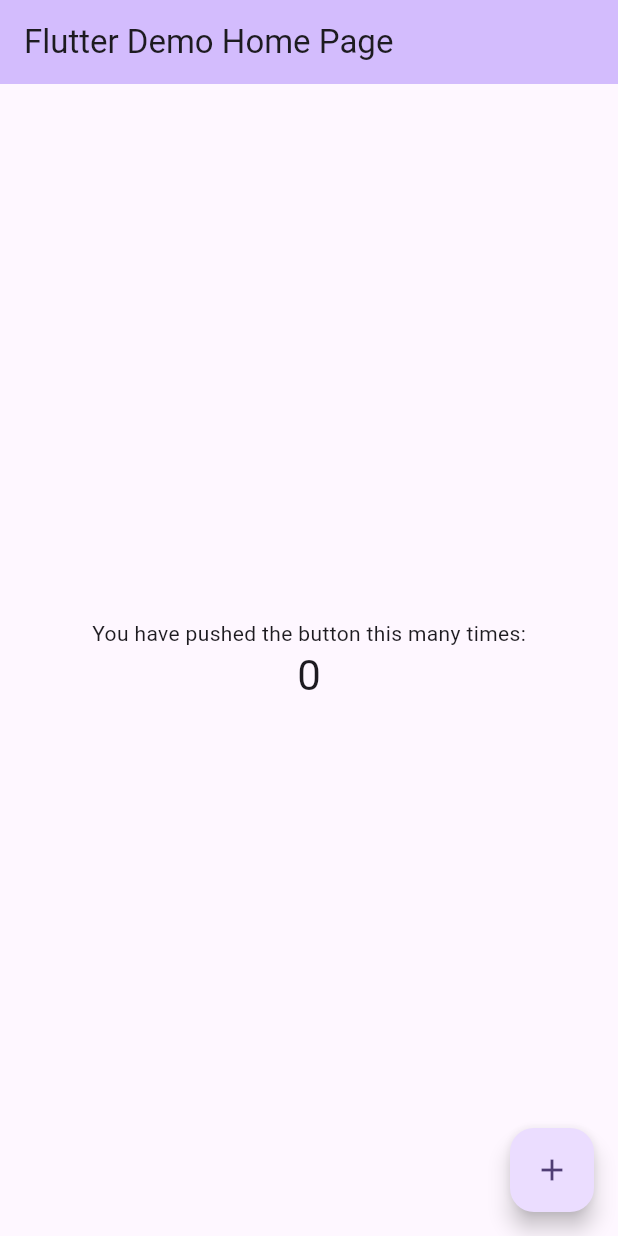
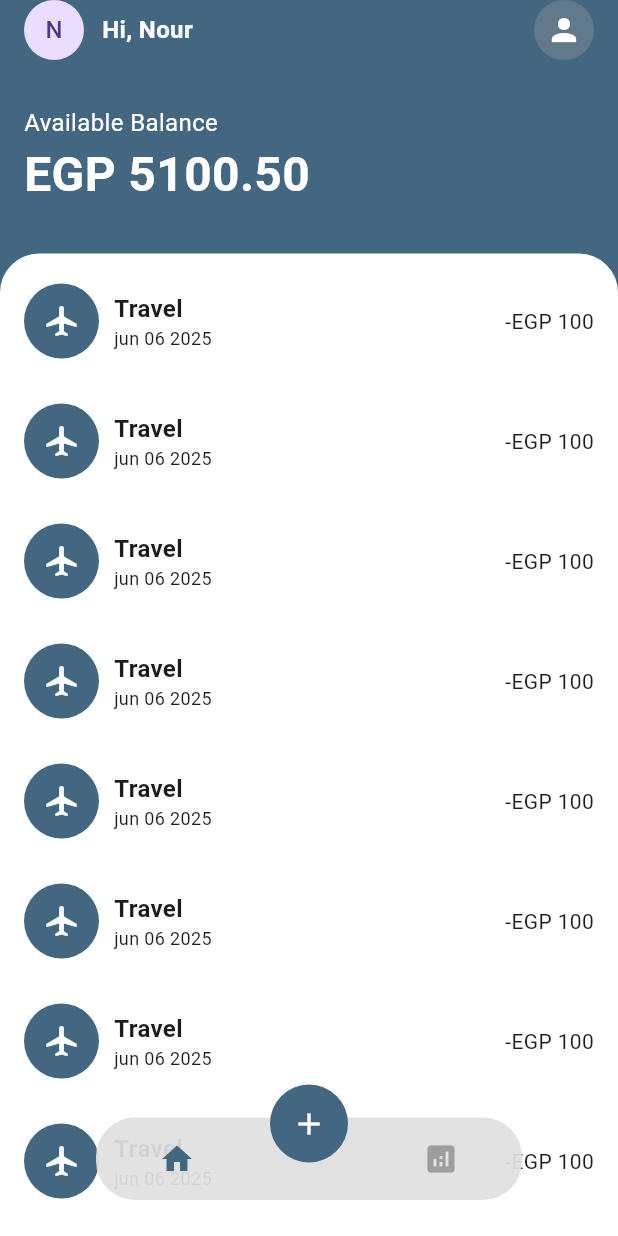
Before and after one commit to NOUR-MOWAFEY/money_flow, a Flutter app: the screen it shows after launch, on a phone screen of 412 x 824 dp. Run offline on Flutter 3.47's test engine with Material 3 defaults, Android fonts, the light colour scheme and no system bars.

Commit message:
build home view ui

```diff
--- /dev/null
+++ b/lib/constants/app_colors.dart
@@ -0,0 +1,7 @@
+import 'package:flutter/material.dart';
+
+class AppColors {
+  static const primaryColor = Color(0xFF446781);
+  static const white = Colors.white;
+  static const grey = Colors.grey;
+}
--- a/lib/main.dart
+++ b/lib/main.dart
@@ -1,122 +1,19 @@
 import 'package:flutter/material.dart';
+import 'package:money_flow/views/home_view.dart';
 
 void main() {
-  runApp(const MyApp());
+  runApp(const MoneyFlowApp());
 }
 
-class MyApp extends StatelessWidget {
-  const MyApp({super.key});
+class MoneyFlowApp extends StatelessWidget {
+  const MoneyFlowApp({super.key});
 
-  // This widget is the root of your application.
   @override
   Widget build(BuildContext context) {
     return MaterialApp(
-      title: 'Flutter Demo',
-      theme: ThemeData(
-        // This is the theme of your application.
-        //
-        // TRY THIS: Try running your application with "flutter run". You'll see
-        // the application has a purple toolbar. Then, without quitting the app,
-        // try changing the seedColor in the colorScheme below to Colors.green
-        // and then invoke "hot reload" (save your changes or press the "hot
-        // reload" button in a Flutter-supported IDE, or press "r" if you used
-        // the command line to start the app).
-        //
-        // Notice that the counter didn't reset back to zero; the application
-        // state is not lost during the reload. To reset the state, use hot
-        // restart instead.
-        //
-        // This works for code too, not just values: Most code changes can be
-        // tested with just a hot reload.
-        colorScheme: .fromSeed(seedColor: Colors.deepPurple),
-      ),
-      home: const MyHomePage(title: 'Flutter Demo Home Page'),
+      debugShowCheckedModeBanner: false,
+      theme: ThemeData(scaffoldBackgroundColor: Colors.white),
+      home: const HomeView(),
     );
   }
 }
-
-class MyHomePage extends StatefulWidget {
-  const MyHomePage({super.key, required this.title});
-
-  // This widget is the home page of your application. It is stateful, meaning
-  // that it has a State object (defined below) that contains fields that affect
-  // how it looks.
-
-  // This class is the configuration for the state. It holds the values (in this
-  // case the title) provided by the parent (in this case the App widget) and
-  // used by the build method of the State. Fields in a Widget subclass are
-  // always marked "final".
-
-  final String title;
-
-  @override
-  State<MyHomePage> createState() => _MyHomePageState();
-}
-
-class _MyHomePageState extends State<MyHomePage> {
-  int _counter = 0;
-
-  void _incrementCounter() {
-    setState(() {
-      // This call to setState tells the Flutter framework that something has
-      // changed in this State, which causes it to rerun the build method below
-      // so that the display can reflect the updated values. If we changed
-      // _counter without calling setState(), then the build method would not be
-      // called again, and so nothing would appear to happen.
-      _counter++;
-    });
-  }
-
-  @override
-  Widget build(BuildContext context) {
-    // This method is rerun every time setState is called, for instance as done
-    // by the _incrementCounter method above.
-    //
-    // The Flutter framework has been optimized to make rerunning build methods
-    // fast, so that you can just rebuild anything that needs updating rather
-    // than having to individually change instances of widgets.
-    return Scaffold(
-      appBar: AppBar(
-        // TRY THIS: Try changing the color here to a specific color (to
-        // Colors.amber, perhaps?) and trigger a hot reload to see the AppBar
-        // change color while the other colors stay the same.
-        backgroundColor: Theme.of(context).colorScheme.inversePrimary,
-        // Here we take the value from the MyHomePage object that was created by
-        // the App.build method, and use it to set our appbar title.
-        title: Text(widget.title),
-      ),
-      body: Center(
-        // Center is a layout widget. It takes a single child and positions it
-        // in the middle of the parent.
-        child: Column(
-          // Column is also a layout widget. It takes a list of children and
-          // arranges them vertically. By default, it sizes itself to fit its
-          // children horizontally, and tries to be as tall as its parent.
-          //
-          // Column has various properties to control how it sizes itself and
-          // how it positions its children. Here we use mainAxisAlignment to
-          // center the children vertically; the main axis here is the vertical
-          // axis because Columns are vertical (the cross axis would be
-          // horizontal).
-          //
-          // TRY THIS: Invoke "debug painting" (choose the "Toggle Debug Paint"
-          // action in the IDE, or press "p" in the console), to see the
-          // wireframe for each widget.
-          mainAxisAlignment: .center,
-          children: [
-            const Text('You have pushed the button this many times:'),
-            Text(
-              '$_counter',
-              style: Theme.of(context).textTheme.headlineMedium,
-            ),
-          ],
-        ),
-      ),
-      floatingActionButton: FloatingActionButton(
-        onPressed: _incrementCounter,
-        tooltip: 'Increment',
-        child: const Icon(Icons.add),
-      ),
-    );
-  }
-}
--- /dev/null
+++ b/lib/views/home_view.dart
@@ -0,0 +1,77 @@
+import 'package:flutter/material.dart';
+import 'package:money_flow/constants/app_colors.dart';
+import 'package:money_flow/widgets/custom_app_bar.dart';
+import 'package:money_flow/widgets/floating_bottom_nav_bar.dart';
+import 'package:money_flow/widgets/transaction_tile.dart';
+
+class HomeView extends StatelessWidget {
+  const HomeView({super.key});
+
+  @override
+  Widget build(BuildContext context) {
+    return Scaffold(
+      backgroundColor: AppColors.primaryColor,
+      body: SafeArea(
+        bottom: false,
+        child: Column(
+          children: [
+            Padding(
+              padding: const EdgeInsets.symmetric(horizontal: 16),
+              child: Column(
+                crossAxisAlignment: CrossAxisAlignment.start,
+                children: [
+                  const CustomAppBar(),
+                  const SizedBox(height: 30),
+                  const Text(
+                    'Available Balance',
+                    style: TextStyle(fontSize: 16, color: AppColors.white),
+                  ),
+                  const Text(
+                    'EGP 5100.50',
+                    style: TextStyle(
+                      fontSize: 32,
+                      fontWeight: FontWeight.bold,
+                      color: AppColors.white,
+                    ),
+                  ),
+                  const SizedBox(height: 30),
+                ],
+              ),
+            ),
+            Expanded(
+              child: Stack(
+                children: [
+                  Container(
+                    decoration: BoxDecoration(
+                      color: Colors.white,
+                      borderRadius: BorderRadius.only(
+                        topLeft: Radius.circular(26),
+                        topRight: Radius.circular(26),
+                      ),
+                    ),
+                    child: Container(
+                      decoration: BoxDecoration(),
+                      child: Padding(
+                        padding: const EdgeInsets.symmetric(horizontal: 16),
+                        child: ListView.builder(
+                          itemCount: 10,
+                          itemBuilder: (context, index) => TransactionTile(
+                            isLastOne: index == 9 ? true : false,
+                          ),
+                        ),
+                      ),
+                    ),
+                  ),
+                  Align(
+                    alignment: AlignmentDirectional.bottomCenter,
+                    child: FloatingBottomNavBar(),
+                  ),
+                ],
+              ),
+            ),
+          ],
+        ),
+      ),
+    );
+  }
+}
--- /dev/null
+++ b/lib/widgets/custom_app_bar.dart
@@ -0,0 +1,34 @@
+import 'package:flutter/material.dart';
+import 'package:money_flow/constants/app_colors.dart';
+
+class CustomAppBar extends StatelessWidget {
+  const CustomAppBar({super.key});
+
+  @override
+  Widget build(BuildContext context) {
+    return Row(
+      children: [
+        const CircleAvatar(child: Text('N')),
+        SizedBox(width: 12),
+        const Text(
+          'Hi, Nour',
+          style: TextStyle(
+            fontWeight: FontWeight.bold,
+            fontSize: 16,
+            color: AppColors.white,
+          ),
+        ),
+        const Spacer(),
+        Container(
+          height: 40,
+          width: 40,
+          decoration: BoxDecoration(
+            color: const Color.fromARGB(83, 158, 158, 158),
+            borderRadius: BorderRadius.circular(70),
+          ),
+          child: const Icon(Icons.person, color: AppColors.white),
+        ),
+      ],
+    );
+  }
+}
--- /dev/null
+++ b/lib/widgets/floating_bottom_nav_bar.dart
@@ -0,0 +1,85 @@
+import 'package:flutter/material.dart';
+import 'package:money_flow/constants/app_colors.dart';
+
+class FloatingBottomNavBar extends StatefulWidget {
+  const FloatingBottomNavBar({super.key});
+
+  @override
+  State<FloatingBottomNavBar> createState() => _FloatingBottomNavBarState();
+}
+
+class _FloatingBottomNavBarState extends State<FloatingBottomNavBar> {
+  int selectedIndex = 0;
+
+  @override
+  Widget build(BuildContext context) {
+    return Container(
+      margin: EdgeInsets.symmetric(horizontal: 64, vertical: 24),
+      height: 55,
+      width: double.infinity,
+      decoration: BoxDecoration(
+        color: const Color.fromARGB(237, 224, 224, 224),
+        borderRadius: BorderRadius.circular(26),
+      ),
+      child: Stack(
+        clipBehavior: Clip.none,
+        alignment: AlignmentGeometry.center,
+        children: [
+          Row(
+            children: [
+              const SizedBox(width: 30),
+              IconButton(
+                onPressed: () {
+                  selectedIndex = 0;
+                  setState(() {});
+                },
+                icon: Icon(
+                  Icons.home,
+                  color: selectedIndex == 0
+                      ? AppColors.primaryColor
+                      : AppColors.grey,
+                ),
+              ),
+              const Spacer(),
+              IconButton(
+                onPressed: () {
+                  selectedIndex = 1;
+                  setState(() {});
+                },
+                icon: Icon(
+                  Icons.analytics,
+                  color: selectedIndex == 1
+                      ? AppColors.primaryColor
+                      : AppColors.grey,
+                ),
+              ),
+              const SizedBox(width: 30),
+            ],
+          ),
+          const Positioned(bottom: 10, child: AddButton()),
+        ],
+      ),
+    );
+  }
+}
+
+class AddButton extends StatelessWidget {
+  const AddButton({super.key});
+
+  @override
+  Widget build(BuildContext context) {
+    return Container(
+      margin: EdgeInsets.only(bottom: 15),
+      height: 52,
+      width: 52,
+      decoration: BoxDecoration(
+        color: AppColors.primaryColor,
+        borderRadius: BorderRadius.circular(100),
+      ),
+      child: IconButton(
+        onPressed: () {},
+        icon: Icon(Icons.add, color: Colors.white),
+      ),
+    );
+  }
+}
--- /dev/null
+++ b/lib/widgets/transaction_tile.dart
@@ -0,0 +1,44 @@
+import 'package:flutter/material.dart';
+import 'package:money_flow/constants/app_colors.dart';
+
+class TransactionTile extends StatelessWidget {
+  const TransactionTile({super.key, required this.isLastOne});
+  final bool isLastOne;
+
+  @override
+  Widget build(BuildContext context) {
+    return SizedBox(
+      height: isLastOne ? null : 80,
+      child: Column(
+        children: [
+          const SizedBox(height: 20),
+          Row(
+            // mainAxisAlignment: MainAxisAlignment.center,
+            children: [
+              CircleAvatar(
+                minRadius: 25,
+                backgroundColor: AppColors.primaryColor,
+                foregroundColor: AppColors.white,
+                child: Icon(Icons.airplanemode_active_outlined),
+              ),
+              SizedBox(width: 10),
+              Column(
+                crossAxisAlignment: CrossAxisAlignment.start,
+                children: [
+                  Text(
+                    'Travel',
+                    style: TextStyle(fontWeight: FontWeight.bold, fontSize: 16),
+                  ),
+                  Text('jun 06 2025', style: TextStyle(fontSize: 12)),
+                ],
+              ),
+              Spacer(),
+              Text('-EGP 100'),
+            ],
+          ),
+          isLastOne ? SizedBox(height: 100) : SizedBox(),
+        ],
+      ),
+    );
+  }
+}
--- a/pubspec.yaml
+++ b/pubspec.yaml
@@ -34,6 +34,7 @@ dependencies:
   # The following adds the Cupertino Icons font to your application.
   # Use with the CupertinoIcons class for iOS style icons.
   cupertino_icons: ^1.0.8
+  flutter_floating_bottom_bar: ^1.3.0
 
 dev_dependencies:
   flutter_test:
```
Also changed, not shown: pubspec.lock, 1 other file.
